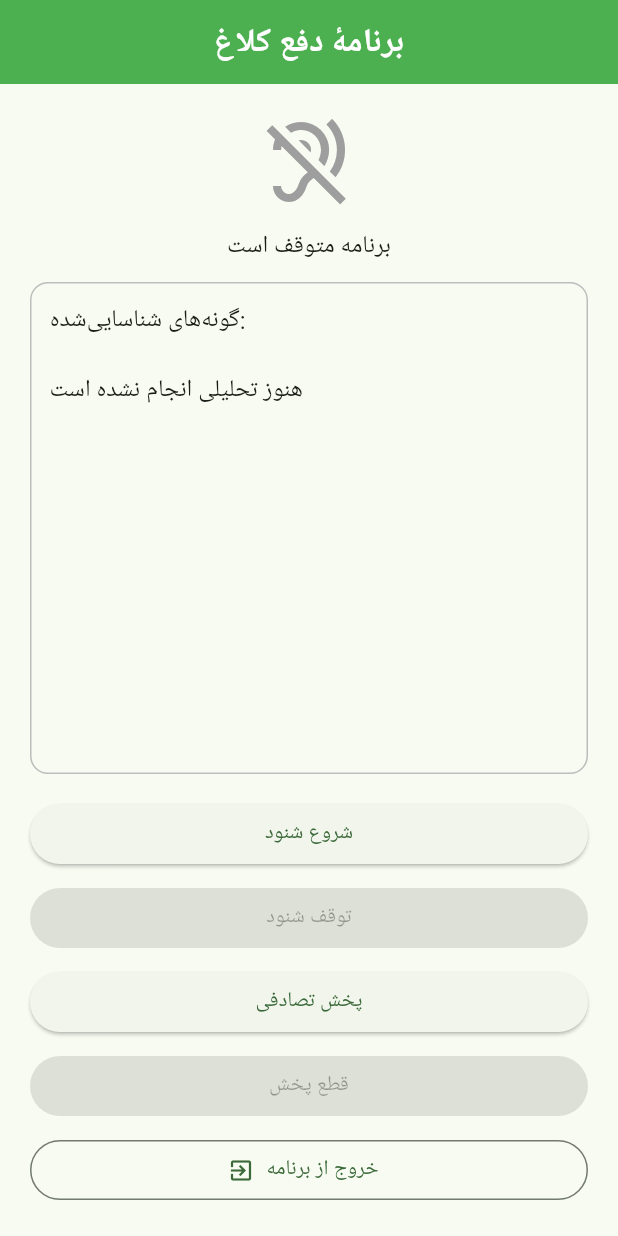
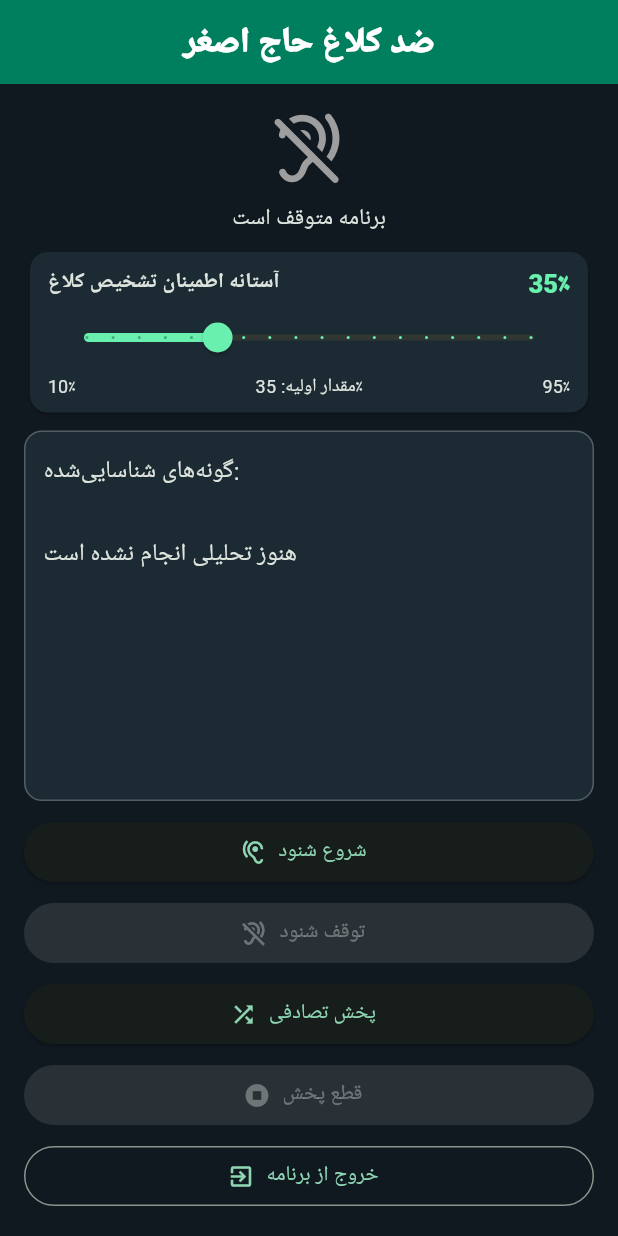
Before and after one commit to hak136299/birdnet-anti-crow, a Flutter app: the screen it shows after launch, on a phone screen of 412 x 824 dp. Run offline on Flutter 3.47's test engine with Material 3 defaults, Android fonts, the phone set to English and light mode, and no system bars; our stand-ins replace audioplayers; missing offline and left inert: flutter_onnxruntime, record.

Commit message:
main.dart

```diff
--- a/lib/main.dart
+++ b/lib/main.dart
@@ -20,9 +20,13 @@ class CrowApp extends StatelessWidget {
   Widget build(BuildContext context) {
     return MaterialApp(
       debugShowCheckedModeBanner: false,
-      title: 'دفع کلاغ',
+      title: 'ضد کلاغ حاج اصغر',
       theme: ThemeData(
-        colorScheme: ColorScheme.fromSeed(seedColor: Colors.green),
+        colorScheme: ColorScheme.fromSeed(
+          seedColor: const Color(0xFF00A878),
+          brightness: Brightness.dark,
+        ),
+        scaffoldBackgroundColor: const Color(0xFF101820),
         useMaterial3: true,
       ),
       home: const CrowHomePage(),
@@ -50,7 +54,10 @@ class _CrowHomePageState extends State<CrowHomePage> {
   static const int _inputWindowSamples =
       _inputSampleRate * _windowSeconds;
   static const int _inputWindowBytes = _inputWindowSamples * 2;
-  static const double _crowThreshold = 0.35;
+
+  static const double _minThreshold = 0.10;
+  static const double _maxThreshold = 0.95;
+  static const double _thresholdStep = 0.05;
 
   final AudioRecorder _recorder = AudioRecorder();
   final AudioPlayer _player = AudioPlayer();
@@ -63,6 +70,8 @@ class _CrowHomePageState extends State<CrowHomePage> {
   final List<int> _pendingAudioBytes = [];
   List<String> _labels = [];
 
+  double _crowThreshold = 0.35;
+
   bool isRunning = false;
   bool isPlaying = false;
   bool _isAnalyzing = false;
@@ -71,7 +80,9 @@ class _CrowHomePageState extends State<CrowHomePage> {
   bool _closing = false;
 
   int _consecutiveCrowDetections = 0;
-  int _lastCrowAnalysisCount = 0;
+
+  // جلوگیری از پخش مکرر تا وقتی زنجیره تشخیص کلاغ قطع نشده است.
+  bool _crowTriggerLatched = false;
 
   String status = 'برنامه متوقف است';
   String detectionText = 'هنوز تحلیلی انجام نشده است';
@@ -145,6 +156,7 @@ class _CrowHomePageState extends State<CrowHomePage> {
     }
 
     final maxIndex = labels.keys.reduce(max);
+
     return List<String>.generate(
       maxIndex + 1,
       (index) => labels[index] ?? 'گونه شماره $index',
@@ -156,6 +168,8 @@ class _CrowHomePageState extends State<CrowHomePage> {
 
     try {
       await _initializeModel();
+
+      if (_closing || !mounted) return;
 
       final hasPermission = await _recorder.hasPermission();
 
@@ -169,7 +183,7 @@ class _CrowHomePageState extends State<CrowHomePage> {
 
       _pendingAudioBytes.clear();
       _consecutiveCrowDetections = 0;
-      _lastCrowAnalysisCount = 0;
+      _crowTriggerLatched = false;
 
       final audioStream = await _recorder.startStream(
         const RecordConfig(
@@ -201,7 +215,7 @@ class _CrowHomePageState extends State<CrowHomePage> {
           if (!mounted) return;
           setState(() {
             isRunning = false;
-            status = 'خطا در دریافت صدای میکروفون';
+            status = 'خطا در دریافت صدای میکروفون: $error';
           });
         },
       );
@@ -245,8 +259,8 @@ class _CrowHomePageState extends State<CrowHomePage> {
     final bytes = Uint8List.fromList(
       _pendingAudioBytes.sublist(0, _inputWindowBytes),
     );
+
     _pendingAudioBytes.removeRange(0, _inputWindowBytes);
-
     _isAnalyzing = true;
 
     unawaited(() async {
@@ -286,7 +300,6 @@ class _CrowHomePageState extends State<CrowHomePage> {
 
     for (var i = 0; i < input.length; i++) {
       output[i * 2] = input[i];
-
       output[i * 2 + 1] = i + 1 < input.length
           ? (input[i] + input[i + 1]) / 2.0
           : input[i];
@@ -313,6 +326,7 @@ class _CrowHomePageState extends State<CrowHomePage> {
       outputs = await session.run({'input': inputTensor});
 
       final predictionsTensor = outputs['predictions'];
+
       if (predictionsTensor == null) {
         throw StateError('خروجی predictions دریافت نشد');
       }
@@ -329,15 +343,17 @@ class _CrowHomePageState extends State<CrowHomePage> {
 
       indexes.sort((a, b) => scores[b].compareTo(scores[a]));
 
-      final topIndexes = indexes.take(5).toList();
       final lines = <String>[];
 
-      for (final index in topIndexes) {
-        final confidence = (scores[index] * 100).clamp(0.0, 100.0);
-        lines.add('${_labels[index]} — ${confidence.toStringAsFixed(1)}٪');
+      for (final index in indexes.take(5)) {
+        final confidence =
+            (scores[index] * 100).clamp(0.0, 100.0);
+
+        lines.add(
+          '${_labels[index]} — ${confidence.toStringAsFixed(1)}٪',
+        );
       }
 
-      // وجود نام Crow با امتیاز حداقل 0.35 یک تشخیص کلاغ محسوب می‌شود.
       var crowDetected = false;
 
       for (var i = 0; i < count; i++) {
@@ -352,6 +368,7 @@ class _CrowHomePageState extends State<CrowHomePage> {
         _consecutiveCrowDetections++;
       } else {
         _consecutiveCrowDetections = 0;
+        _crowTriggerLatched = false;
       }
 
       if (!mounted) return;
@@ -359,17 +376,17 @@ class _CrowHomePageState extends State<CrowHomePage> {
       setState(() {
         detectionText = lines.join('\n');
         status = crowDetected
-            ? 'کلاغ شناسایی شد (${_consecutiveCrowDetections}/2)'
+            ? 'کلاغ شناسایی شد '
+                '(${_consecutiveCrowDetections}/2)'
             : 'تحلیل انجام شد؛ کلاغ تأیید نشد';
       });
 
-      // فقط یک بار برای هر جفت تشخیص متوالی صدا پخش می‌شود.
       if (crowDetected &&
           _consecutiveCrowDetections >= 2 &&
-          _lastCrowAnalysisCount != _consecutiveCrowDetections &&
+          !_crowTriggerLatched &&
           isRunning &&
           !isPlaying) {
-        _lastCrowAnalysisCount = _consecutiveCrowDetections;
+        _crowTriggerLatched = true;
         await playRandomSound();
       }
     } finally {
@@ -398,7 +415,7 @@ class _CrowHomePageState extends State<CrowHomePage> {
       await _completeSubscription?.cancel();
       _completeSubscription = null;
 
-      if (!mounted) return;
+      if (!mounted || _closing) return;
 
       setState(() {
         isPlaying = true;
@@ -501,98 +518,186 @@ class _CrowHomePageState extends State<CrowHomePage> {
 
   @override
   Widget build(BuildContext context) {
+    final thresholdSteps =
+        ((_maxThreshold - _minThreshold) / _thresholdStep).round();
+
     return Scaffold(
       appBar: AppBar(
         centerTitle: true,
+        backgroundColor: const Color(0xFF007F5F),
+        foregroundColor: Colors.white,
         title: const Text(
-          'برنامهٔ دفع کلاغ',
-          style: TextStyle(fontSize: 22, fontWeight: FontWeight.bold),
+          'ضد کلاغ حاج اصغر',
+          style: TextStyle(
+            fontSize: 23,
+            fontWeight: FontWeight.w900,
+            letterSpacing: 0.2,
+          ),
         ),
-        backgroundColor: Colors.green,
-        foregroundColor: Colors.white,
       ),
       body: SafeArea(
         child: Padding(
-          padding: const EdgeInsets.all(20),
+          padding: const EdgeInsets.all(16),
           child: Column(
             children: [
               Icon(
                 isPlaying
-                    ? Icons.volume_up
+                    ? Icons.volume_up_rounded
                     : isRunning
-                        ? Icons.hearing
-                        : Icons.hearing_disabled,
-                size: 64,
+                        ? Icons.hearing_rounded
+                        : Icons.hearing_disabled_rounded,
+                size: 54,
                 color: isPlaying
                     ? Colors.orange
                     : isRunning
-                        ? Colors.green
+                        ? Colors.greenAccent
                         : Colors.grey,
               ),
-              const SizedBox(height: 12),
+              const SizedBox(height: 8),
               Text(
                 status,
                 textAlign: TextAlign.center,
-                style: const TextStyle(fontSize: 16),
+                style: const TextStyle(fontSize: 15),
               ),
-              const SizedBox(height: 12),
+              const SizedBox(height: 8),
+
+              // تنظیم آستانه تشخیص کلاغ
+              Card(
+                color: const Color(0xFF1C2A33),
+                child: Padding(
+                  padding: const EdgeInsets.symmetric(
+                    horizontal: 12,
+                    vertical: 8,
+                  ),
+                  child: Column(
+                    children: [
+                      Row(
+                        children: [
+                          const Expanded(
+                            child: Text(
+                              'آستانه اطمینان تشخیص کلاغ',
+                              style: TextStyle(
+                                fontWeight: FontWeight.bold,
+                                fontSize: 14,
+                              ),
+                            ),
+                          ),
+                          Text(
+                            '${(_crowThreshold * 100).round()}٪',
+                            style: const TextStyle(
+                              fontWeight: FontWeight.w900,
+                              color: Colors.greenAccent,
+                              fontSize: 17,
+                            ),
+                          ),
+                        ],
+                      ),
+                      Slider(
+                        value: _crowThreshold,
+                        min: _minThreshold,
+                        max: _maxThreshold,
+                        divisions: thresholdSteps,
+                        label: '${(_crowThreshold * 100).round()}٪',
+                        activeColor: Colors.greenAccent,
+                        onChanged: (value) {
+                          setState(() {
+                            _crowThreshold =
+                                double.parse(value.toStringAsFixed(2));
+
+                            // تغییر آستانه، زنجیره قبلی را ادامه نمی‌دهد.
+                            _consecutiveCrowDetections = 0;
+                            _crowTriggerLatched = false;
+                          });
+                        },
+                      ),
+                      const Row(
+                        mainAxisAlignment: MainAxisAlignment.spaceBetween,
+                        children: [
+                          Text('10٪', style: TextStyle(fontSize: 12)),
+                          Text(
+                            'مقدار اولیه: 35٪',
+                            style: TextStyle(fontSize: 12),
+                          ),
+                          Text('95٪', style: TextStyle(fontSize: 12)),
+                        ],
+                      ),
+                    ],
+                  ),
+                ),
+              ),
+
+              const SizedBox(height: 8),
               Expanded(
                 child: Container(
                   width: double.infinity,
                   padding: const EdgeInsets.all(12),
                   decoration: BoxDecoration(
-                    border: Border.all(color: Colors.grey.shade400),
+                    color: const Color(0xFF1C2A33),
+                    border: Border.all(color: Colors.white24),
                     borderRadius: BorderRadius.circular(12),
                   ),
                   child: SingleChildScrollView(
                     child: Text(
                       'گونه‌های شناسایی‌شده:\n\n$detectionText',
-                      style: const TextStyle(fontSize: 16),
+                      textAlign: TextAlign.start,
+                      style: const TextStyle(
+                        fontSize: 16,
+                        height: 1.7,
+                      ),
                     ),
                   ),
                 ),
               ),
-              const SizedBox(height: 16),
+              const SizedBox(height: 10),
+
               SizedBox(
                 width: double.infinity,
-                child: ElevatedButton(
+                child: ElevatedButton.icon(
                   onPressed: isRunning || isPlaying ? null : startListening,
-                  child: const Text('شروع شنود'),
+                  icon: const Icon(Icons.hearing),
+                  label: const Text('شروع شنود'),
                 ),
               ),
-              const SizedBox(height: 8),
+              const SizedBox(height: 6),
+
               SizedBox(
                 width: double.infinity,
-                child: ElevatedButton(
+                child: ElevatedButton.icon(
                   onPressed: isRunning ? stopListening : null,
                   style: ElevatedButton.styleFrom(
-                    backgroundColor: Colors.red,
+                    backgroundColor: Colors.red.shade700,
                     foregroundColor: Colors.white,
                   ),
-                  child: const Text('توقف شنود'),
+                  icon: const Icon(Icons.hearing_disabled),
+                  label: const Text('توقف شنود'),
                 ),
               ),
-              const SizedBox(height: 8),
+              const SizedBox(height: 6),
+
               SizedBox(
                 width: double.infinity,
-                child: ElevatedButton(
+                child: ElevatedButton.icon(
                   onPressed: isPlaying ? null : playRandomSound,
-                  child: const Text('پخش تصادفی'),
+                  icon: const Icon(Icons.shuffle),
+                  label: const Text('پخش تصادفی'),
                 ),
               ),
-              const SizedBox(height: 8),
+              const SizedBox(height: 6),
+
               SizedBox(
                 width: double.infinity,
-                child: ElevatedButton(
+                child: ElevatedButton.icon(
                   onPressed: isPlaying ? stopPlayback : null,
                   style: ElevatedButton.styleFrom(
                     backgroundColor: Colors.deepOrange,
                     foregroundColor: Colors.white,
                   ),
-                  child: const Text('قطع پخش'),
+                  icon: const Icon(Icons.stop_circle),
+                  label: const Text('قطع پخش'),
                 ),
               ),
-              const SizedBox(height: 8),
+              const SizedBox(height: 6),
+
               SizedBox(
                 width: double.infinity,
                 child: OutlinedButton.icon(
```
